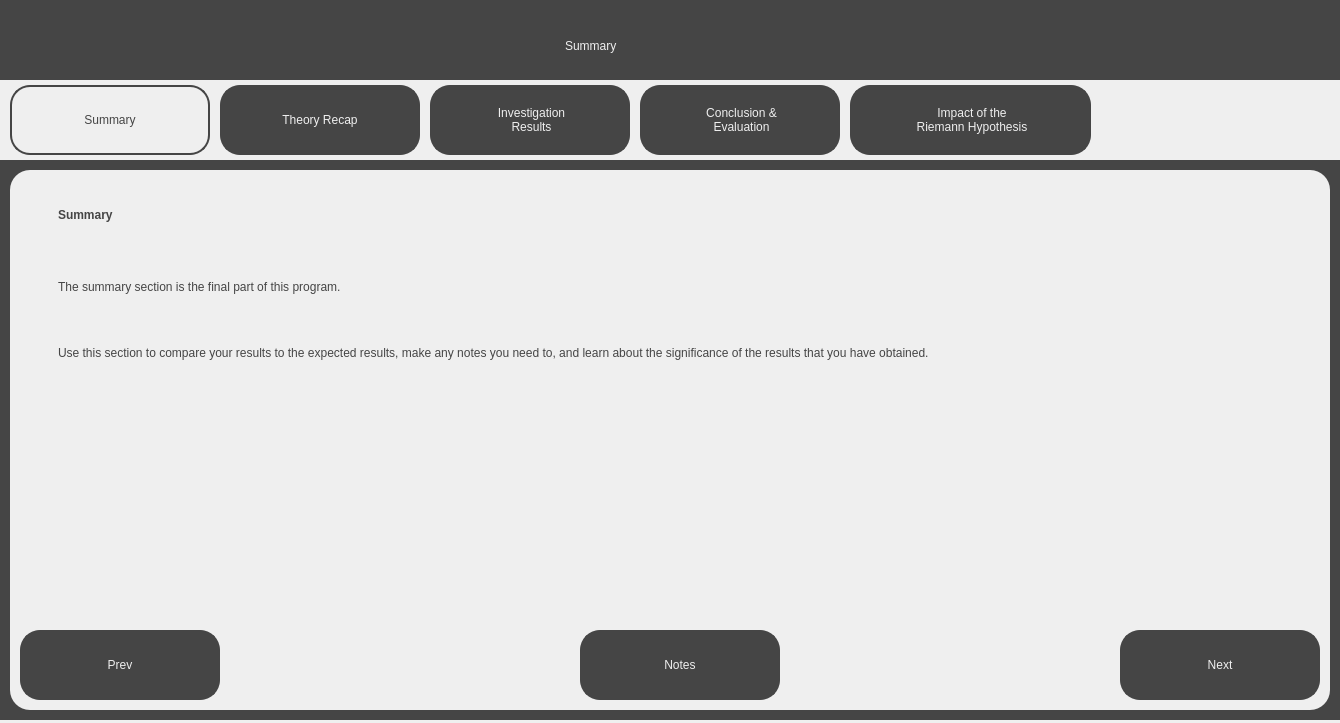
This is src/ui/summary_screens/summary.ui in jackm245/Riemann-Hypothesis as Qt 5 draws it before an edit. The edited form follows.
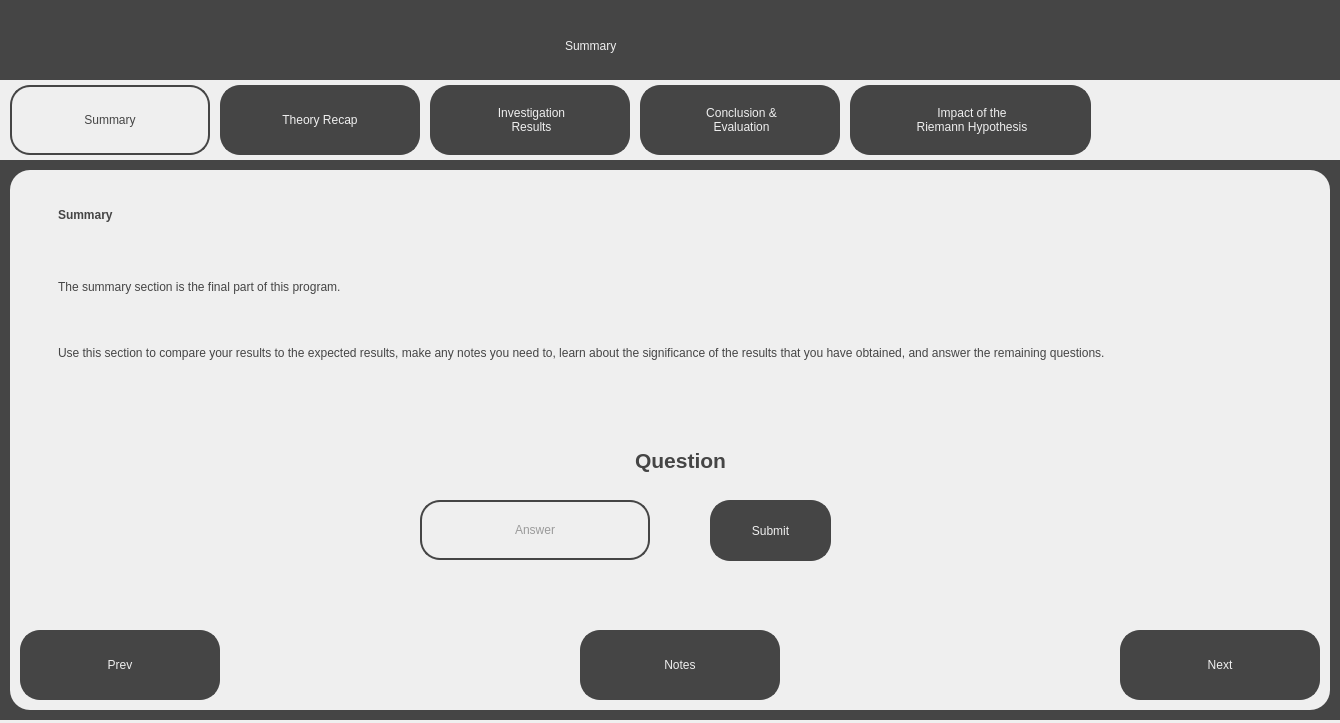
This is the edited form.

```diff
--- a/src/ui/summary_screens/summary.ui
+++ b/src/ui/summary_screens/summary.ui
@@ -326,7 +326,7 @@
 background-color: rgb(239, 239, 239); padding: 5px;</string>
      </property>
      <property name="text">
-      <string>&lt;html&gt;&lt;head/&gt;&lt;body&gt;&lt;p&gt;The summary section is the final part of this program.&lt;/p&gt;&lt;p&gt;&lt;br/&gt;&lt;/p&gt;&lt;p&gt;Use this section to compare your results to the expected results, make any notes you need to, and learn about the significance of the results that you have obtained.&lt;/p&gt;&lt;/body&gt;&lt;/html&gt;</string>
+      <string>&lt;html&gt;&lt;head/&gt;&lt;body&gt;&lt;p&gt;The summary section is the final part of this program.&lt;/p&gt;&lt;p&gt;&lt;br/&gt;&lt;/p&gt;&lt;p&gt;Use this section to compare your results to the expected results, make any notes you need to, learn about the significance of the results that you have obtained, and answer the remaining questions.&lt;/p&gt;&lt;/body&gt;&lt;/html&gt;</string>
      </property>
      <property name="wordWrap">
       <bool>true</bool>
@@ -356,6 +356,103 @@
       <string>Notes</string>
      </property>
     </widget>
+    <widget class="QLabel" name="QuestionText">
+     <property name="geometry">
+      <rect>
+       <x>420</x>
+       <y>210</y>
+       <width>501</width>
+       <height>101</height>
+      </rect>
+     </property>
+     <property name="styleSheet">
+      <string notr="true">font: 25pt &quot;Sans Serif&quot;; color:rgb(69, 69, 69);
+background-color: rgb(239, 239, 239); padding: 5px;</string>
+     </property>
+     <property name="text">
+      <string>&lt;html&gt;&lt;head/&gt;&lt;body&gt;&lt;p align=&quot;center&quot;&gt;&lt;span style=&quot; font-size:16pt; font-weight:600;&quot;&gt;Question&lt;/span&gt;&lt;/p&gt;&lt;/body&gt;&lt;/html&gt;</string>
+     </property>
+     <property name="alignment">
+      <set>Qt::AlignBottom|Qt::AlignHCenter</set>
+     </property>
+     <property name="wordWrap">
+      <bool>true</bool>
+     </property>
+    </widget>
+    <widget class="QLineEdit" name="QuestionInput">
+     <property name="geometry">
+      <rect>
+       <x>410</x>
+       <y>330</y>
+       <width>230</width>
+       <height>60</height>
+      </rect>
+     </property>
+     <property name="styleSheet">
+      <string notr="true">background-color: rgb(239, 239, 239);
+color: rgb(69, 69, 69);
+font: 18pt &quot;Sans Serif&quot;;
+border: 2px solid;
+border-radius: 20px;
+border-color:rgb(69, 69, 69);</string>
+     </property>
+     <property name="text">
+      <string/>
+     </property>
+     <property name="cursorPosition">
+      <number>0</number>
+     </property>
+     <property name="alignment">
+      <set>Qt::AlignCenter</set>
+     </property>
+     <property name="placeholderText">
+      <string>Answer</string>
+     </property>
+    </widget>
+    <widget class="QPushButton" name="SubmitButton">
+     <property name="geometry">
+      <rect>
+       <x>700</x>
+       <y>330</y>
+       <width>121</width>
+       <height>61</height>
+      </rect>
+     </property>
+     <property name="cursor">
+      <cursorShape>PointingHandCursor</cursorShape>
+     </property>
+     <property name="styleSheet">
+      <string notr="true">border: 2px solid;
+border-radius: 20px;
+border-color:rgb(69, 69, 69);
+background-color: rgb(69, 69, 69);
+font: 18pt &quot;Sans Serif&quot;; color:rgb(239, 239, 239);
+</string>
+     </property>
+     <property name="text">
+      <string>Submit</string>
+     </property>
+    </widget>
+    <widget class="QLabel" name="MessageLabel">
+     <property name="geometry">
+      <rect>
+       <x>410</x>
+       <y>400</y>
+       <width>530</width>
+       <height>41</height>
+      </rect>
+     </property>
+     <property name="styleSheet">
+      <string notr="true">color: rgb(0, 140, 0);
+font: 18pt &quot;Sans Serif&quot;;</string>
+     </property>
+     <property name="text">
+      <string>&lt;html&gt;&lt;head/&gt;&lt;body&gt;&lt;p align=&quot;center&quot;&gt;&lt;br/&gt;&lt;/p&gt;&lt;/body&gt;&lt;/html&gt;</string>
+     </property>
+     <property name="alignment">
+      <set>Qt::AlignBottom|Qt::AlignHCenter</set>
+     </property>
+    </widget>
    </widget>
   </widget>
  </widget>
```
